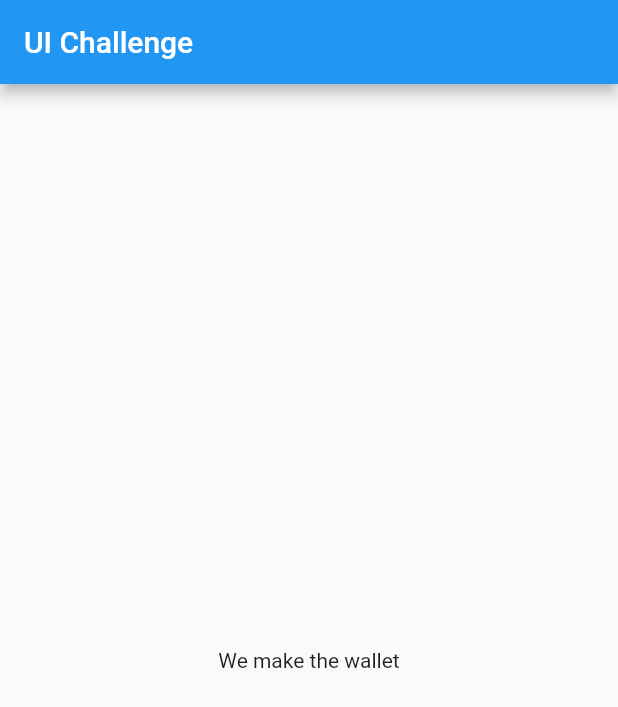
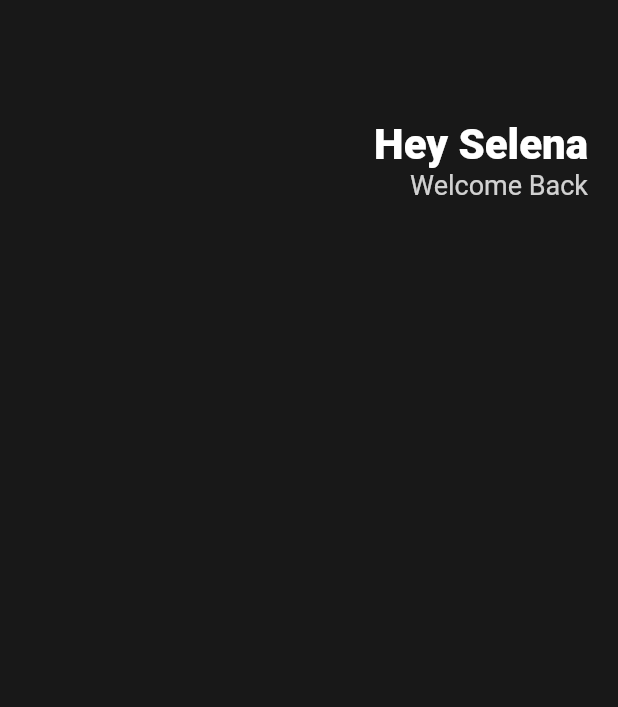
Before and after one commit to gurumee92/getting-started-flutter, a Flutter app: the screen it shows after launch, on a phone screen of 412 x 824 dp. Shown: the top 707 px of the screen. Run offline on Flutter 3.47's test engine with Material 2 defaults, Android fonts, the phone set to English and light mode, and no system bars.

Commit message:
feat: create Header

```diff
--- a/ui_challenge/lib/main.dart
+++ b/ui_challenge/lib/main.dart
@@ -9,11 +9,41 @@ class App extends StatelessWidget {
   Widget build(BuildContext context) {
     return MaterialApp(
       home: Scaffold(
-        appBar: AppBar(
-          title: Text("UI Challenge"),
-        ),
-        body: Center(
-          child: Text("We make the wallet"),
+        backgroundColor: Color(0xFF181818),
+        body: Padding(
+          padding: EdgeInsets.symmetric(horizontal: 20),
+          child: Column(
+            children: [
+              SizedBox(
+                height: 80,
+              ),
+              Row(
+                mainAxisAlignment: MainAxisAlignment.end,
+                children: [
+                  Column(
+                    crossAxisAlignment: CrossAxisAlignment.end,
+                    children: [
+                      Text(
+                        "Hey Selena",
+                        style: TextStyle(
+                          fontSize: 28,
+                          fontWeight: FontWeight.w800,
+                          color: Colors.white,
+                        ),
+                      ),
+                      Text(
+                        "Welcome Back",
+                        style: TextStyle(
+                          color: Colors.white.withOpacity(0.8),
+                          fontSize: 18,
+                        ),
+                      ),
+                    ],
+                  )
+                ],
+              ),
+            ],
+          ),
         ),
       ),
     );
```
